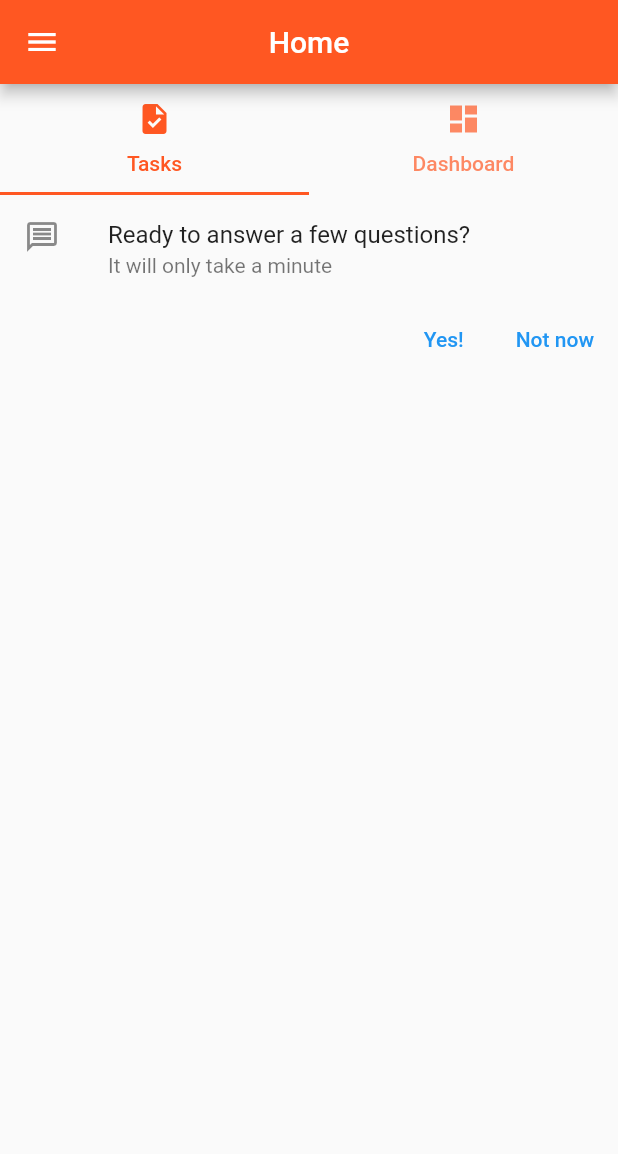
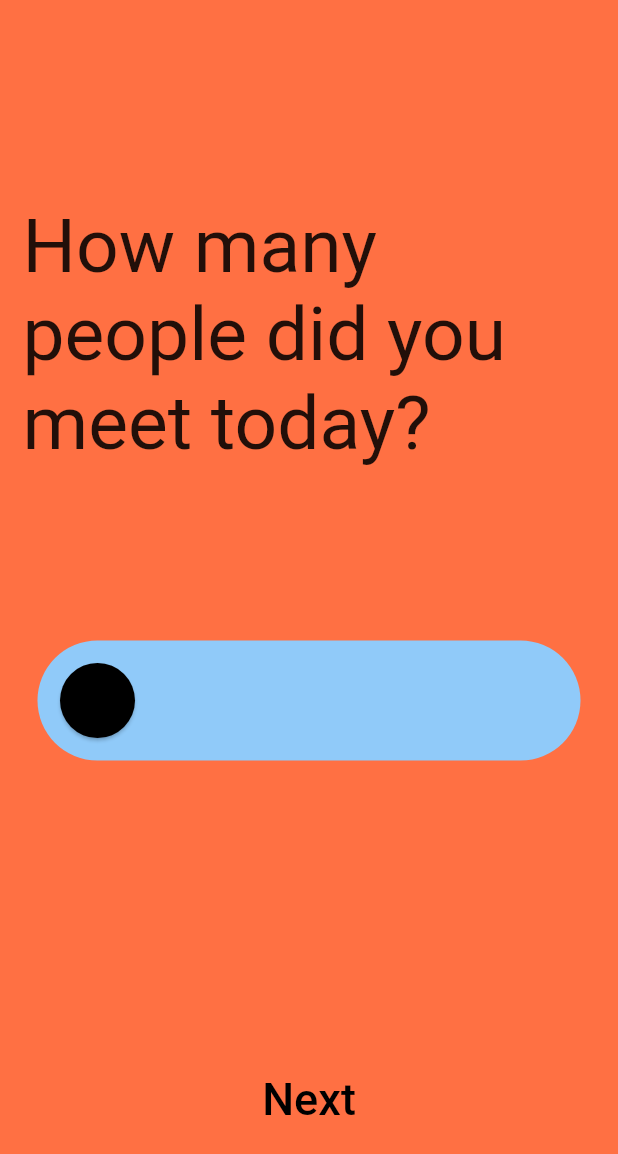
Before and after one commit to SalvinSuraj/asa_2, a Flutter app: the screen it shows once a user with an empty profile is signed in, after a tap on "Yes!", on a phone screen of 412 x 824 dp. Shown: the top 1154 px of the screen. Run offline on Flutter 3.47's test engine with Material 2 defaults, Android fonts, the phone set to English and light mode, and no system bars; our stand-ins replace email_validator, firebase_auth, firebase_core; accounts and stored records are empty.

Commit message:
all the questions screens are created.

```diff
--- a/lib/home_page.dart
+++ b/lib/home_page.dart
@@ -1,5 +1,6 @@
 import 'package:flutter/material.dart';
 import 'package:firebase_auth/firebase_auth.dart';
+import 'package:signin/questions/question_1.dart';
 
 import 'ProfessionalHelp.dart';
 
@@ -80,7 +81,9 @@ class _HomePageState extends  State<HomePage>
                         children: <Widget>[
                           TextButton(
                             child: const Text('Yes!'),
-                            onPressed: () {/* ... */},
+                            onPressed: () => Navigator.of(context).push(MaterialPageRoute(
+                              builder: (context) => const slider1(),
+                            )),
                           ),
                           const SizedBox(width: 8),
                           TextButton(
--- /dev/null
+++ b/lib/questions/question_1.dart
@@ -0,0 +1,60 @@
+import 'package:flutter/material.dart';
+import 'package:signin/questions/question_2.dart';
+
+class slider1 extends StatefulWidget {
+  const slider1({Key? key}) : super(key: key);
+
+  @override
+  State<slider1> createState() => _slider1State();
+}
+
+class _slider1State extends State<slider1> {
+  double _currentValue = 0;
+
+  @override
+  Widget build(BuildContext context) {
+    return  Scaffold(
+      backgroundColor: Colors.deepOrange.shade400,
+       body: Column(
+         // mainAxisAlignment: MainAxisAlignment.spaceEvenly,
+         children: [
+
+           SizedBox(height: 120),
+           const Padding(padding: EdgeInsets.all(15),child:
+           Text("How many people did you meet today?",style: TextStyle(fontSize: 50)),),
+           SizedBox(height: 100),
+           SliderTheme(data: const SliderThemeData(
+             valueIndicatorColor: Colors.blue,
+             activeTickMarkColor: Colors.transparent,
+             trackHeight: 80,
+             thumbShape: RoundSliderThumbShape(enabledThumbRadius: 25),
+             overlayShape: RoundSliderOverlayShape(overlayRadius: 20)
+
+
+
+           ) ,
+             child: Slider(
+               value: _currentValue,
+               min: 0,
+               max: 10,
+               divisions: 10,
+               label: _currentValue.round().toString(),
+               activeColor: Colors.blue,
+               inactiveColor: Colors.blue.shade200,
+               thumbColor: Colors.black,
+               onChanged: (value){
+                 setState(() {
+                   _currentValue = value;
+                 });
+               }),),
+           SizedBox(height: 200),
+           TextButton(child: const Text("Next",style: TextStyle(fontSize: 30,color: Colors.black)),
+               onPressed: () => Navigator.of(context).push(MaterialPageRoute(
+                 builder: (context) => const slider2(),
+               )), ),
+
+         ],
+       ),
+    );
+  }
+}
```
Also changed, not shown: lib/questions/question_2.dart (added, +59 -0 lines), lib/questions/question_3.dart (added, +59 -0 lines).
